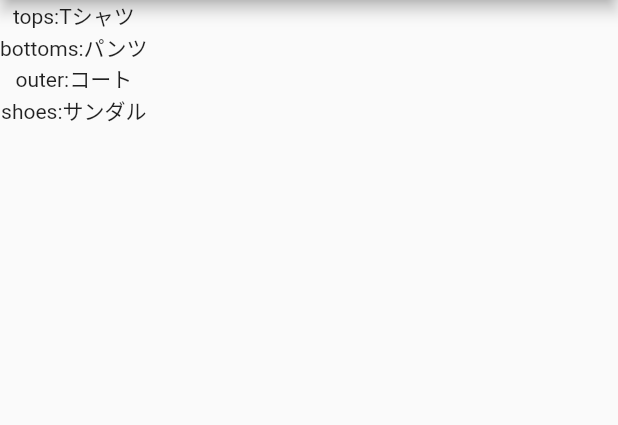
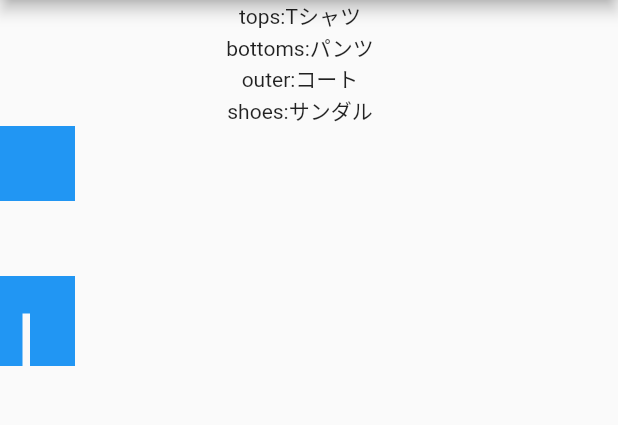
Before and after one commit to enpitut2022/nanikiru, a Flutter app: the SuggestFashion screen opened directly, on a phone screen of 412 x 824 dp, the part 84-509 px from its top. Run offline on Flutter 3.47's test engine with Material 2 defaults, Android fonts, the phone set to English and light mode, and no system bars.

Commit message:
[500]図形描くクラス作った

```diff
--- a/lib/suggest_fashion.dart
+++ b/lib/suggest_fashion.dart
@@ -6,7 +6,51 @@ import 'dart:async';
 import 'dart:convert';
 import '../utils/constants.dart';
 
+class _MyPainterTops extends CustomPainter {
+
+  // ※ コンストラクタに引数を持たせたい場合はこんな感じで
+  //double value;
+  //_MyPainter(this.value);
+
+  // 実際の描画処理を行うメソッド
+  @override
+  void paint(Canvas canvas, Size size) {
+    // ここに描画の処理を書く
+    final paint = Paint();
+    paint.color = Colors.blue;
+    canvas.drawRect(Rect.fromLTWH(0,0,50,50), paint);
+  }
+
+  // 再描画のタイミングで呼ばれるメソッド
+  @override
+  bool shouldRepaint(CustomPainter oldDelegate) => true;
+}
+
+class _MyPainterBottoms extends CustomPainter {
+
+  // ※ コンストラクタに引数を持たせたい場合はこんな感じで
+  //double value;
+  //_MyPainter(this.value);
+
+  // 実際の描画処理を行うメソッド
+  @override
+  void paint(Canvas canvas, Size size) {
+    // ここに描画の処理を書く
+    final paint = Paint();
+    paint.color = Colors.blue;
+    canvas.drawRect(Rect.fromLTWH(0,0,15,60), paint);
+    canvas.drawRect(Rect.fromLTWH(20,0,30,60), paint);
+    canvas.drawRect(Rect.fromLTWH(0,0,30,25), paint);
+  }
+
+  // 再描画のタイミングで呼ばれるメソッド
+  @override
+  bool shouldRepaint(CustomPainter oldDelegate) => true;
+}
+
+
 class SuggestFashion extends StatelessWidget{
+
   SuggestFashion(this.men);
   bool men;
   Map men_category = Constants().men_category;
@@ -35,7 +79,16 @@ class SuggestFashion extends StatelessWidget{
       body: Column(
         children: <Widget>[
           for (var i = 0; i <= 3; i++)
-            Text(category.keys.elementAt(i)+":"+category[category.keys.elementAt(i)][rand_nums[i]])
+            Text(category.keys.elementAt(i)+":"+category[category.keys.elementAt(i)][rand_nums[i]]),
+          CustomPaint(
+            size: Size(400,100), //child:や親ウィジェットがない場合はここでサイズを指定できる
+            painter: _MyPainterTops(),
+          ),
+          CustomPaint(
+            size: Size(400,100), //child:や親ウィジェットがない場合はここでサイズを指定できる
+            painter: _MyPainterBottoms(),
+          ),
+
         ],
       ),
     );
```
